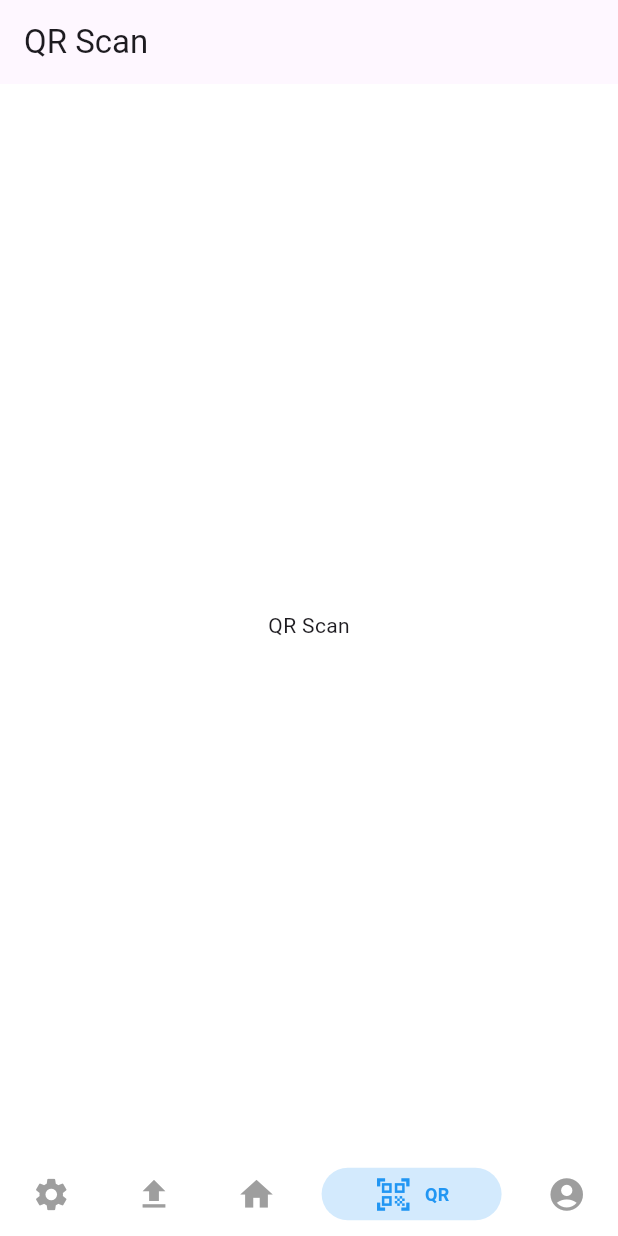
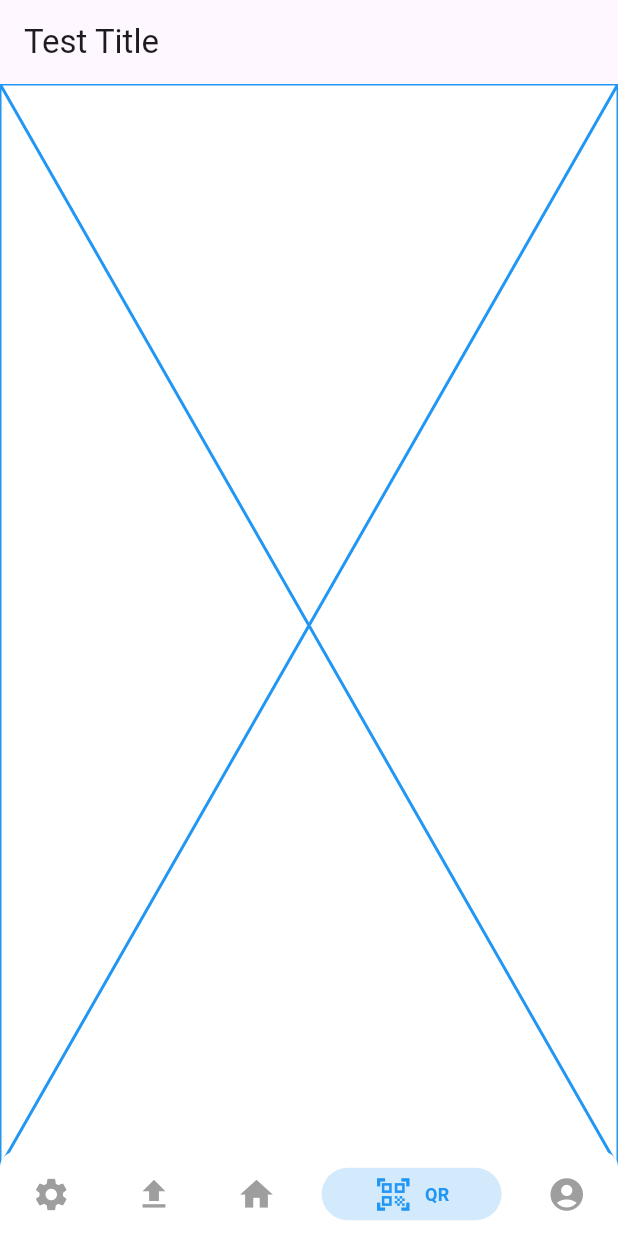
Before and after one commit to jahangir1x/ar-here, a Flutter app: the screen it shows after launch, item 4 of the bottom bar chosen, on a phone screen of 412 x 824 dp. Run offline on Flutter 3.47's test engine with Material 2 defaults, Android fonts, the phone set to English and light mode, and no system bars; drawn by our look-alikes of persistent_bottom_nav_bar; our stand-ins replace cached_network_image; missing offline and left inert: ar_flutter_plugin; network calls fail; project files that could hold a hidden picture were left out.

```diff
--- a/lib/main.dart
+++ b/lib/main.dart
@@ -2,6 +2,7 @@ import 'package:demo_space/screens/account_screen.dart';
 import 'package:demo_space/screens/home_screen.dart';
 import 'package:demo_space/screens/qr_scan_screen.dart';
 import 'package:demo_space/screens/settings_screen.dart';
+import 'package:demo_space/screens/test_screen.dart';
 import 'package:demo_space/screens/upload_screen.dart';
 import 'package:flutter/material.dart';
 import 'dart:async';
@@ -34,7 +35,7 @@ class _MyAppState extends State<MyApp> {
   Widget build(BuildContext context) {
     return MaterialApp(
       debugShowCheckedModeBanner: false,
-      title: 'AR Plugin Demo',
+      title: 'DemoSpace',
       theme: ThemeData(
         primarySwatch: Colors.blue,
         useMaterial3: true,
@@ -49,7 +50,7 @@ class _MyAppState extends State<MyApp> {
       SettingsScreen(),
       UploadScreen(),
       HomeScreen(),
-      QrScanScreen(),
+      TestScreen(),
       AccountScreen(),
     ];
   }
@@ -140,7 +141,7 @@ class _MyAppState extends State<MyApp> {
 //     initPlatformState();
 //   }
 //
-//   // Platform messages are asynchronous, so we initialize in an async method.
+//   // Platform messages are asynchron1ous, so we initialize in an async method.
 //   Future<void> initPlatformState() async {
 //     String platformVersion;
 //     // Platform messages may fail, so we use a try/catch PlatformException.
--- /dev/null
+++ b/lib/screens/test_screen.dart
@@ -0,0 +1,23 @@
+import 'package:flutter/material.dart';
+
+class TestScreen extends StatelessWidget {
+  const TestScreen({Key? key}) : super(key: key);
+
+  @override
+  Widget build(BuildContext context) {
+    return new Scaffold(
+      appBar: AppBar(
+        title: Text('Test Title'),
+      ),
+      body: Container(
+        child: Stack(
+          children: [
+            Placeholder(
+              color: Colors.blue,
+            ),
+          ],
+        ),
+      ),
+    );
+  }
+}
```
Also changed, not shown: lib/screens/product_ar_screen.dart (+99 -15 lines), lib/utils/debug.dart (added, +22 -0 lines).
